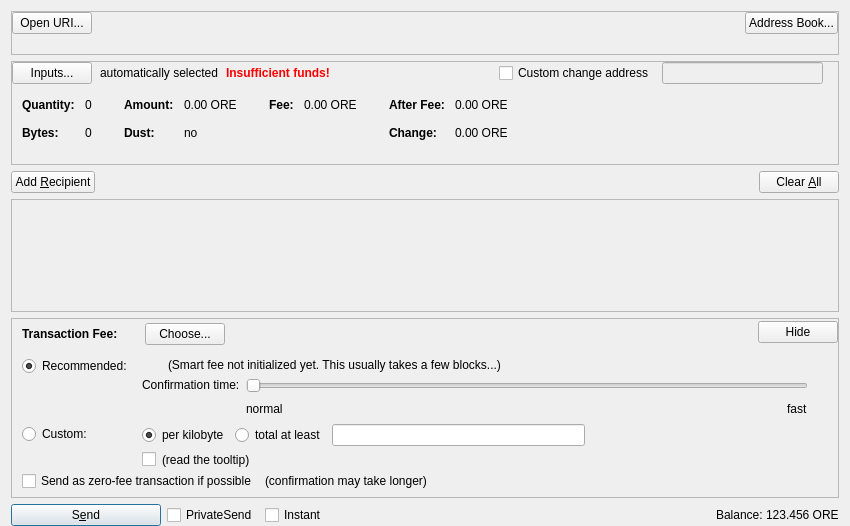
swatchie-1/hilux, file src/qt/forms/sendcoinsdialog.ui: the form before one commit.
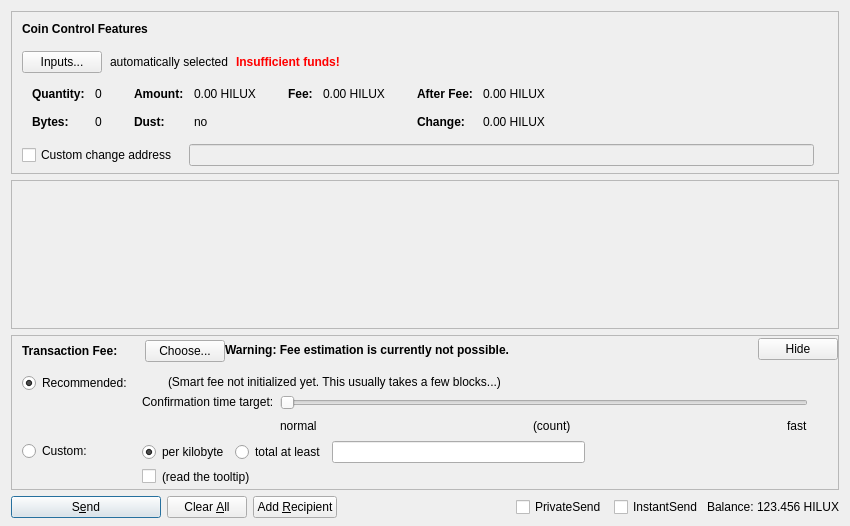
The form after the commit. Custom widgets are drawn as their Qt base class.

Diff of the .ui file:
```diff
--- a/src/qt/forms/sendcoinsdialog.ui
+++ b/src/qt/forms/sendcoinsdialog.ui
@@ -13,82 +13,10 @@
 		<property name="windowTitle">
 			<string>Send Coins</string>
 		</property>
-		<layout class="QVBoxLayout" name="verticalLayout" stretch="0,0,0,1,0,0">
+  <layout class="QVBoxLayout" name="verticalLayout" stretch="0,1,0,0">
 			<property name="bottomMargin">
-				<number>0</number>
-			</property>
-			<item>
-				<widget class="QFrame" name="frameSendTopButton">
-					<property name="sizePolicy">
-						<sizepolicy hsizetype="Expanding" vsizetype="Expanding">
-							<horstretch>0</horstretch>
-							<verstretch>0</verstretch>
-						</sizepolicy>
-					</property>
-					<property name="frameShape">
-						<enum>QFrame::StyledPanel</enum>
-					</property>
-					<property name="frameShadow">
-						<enum>QFrame::Sunken</enum>
-					</property>
-					<layout class="QHBoxLayout" name="topSendButtons">
-                        <property name="leftMargin">
-                            <number>0</number>
-                        </property>
-                        <property name="topMargin">
-                            <number>0</number>
-                        </property>
-                        <property name="rightMargin">
-                            <number>0</number>
-                        </property>
-                        <property name="bottomMargin">
-                            <number>20</number>
-                        </property>
-						<item>
-							<widget class="QPushButton" name="openURIButton">
-								<property name="toolTip">
-									<string>Open a payment request.</string>
-								</property>
-								<property name="text">
-									<string>Open URI...</string>
-								</property>
-								<property name="autoDefault">
-									<bool>false</bool>
-								</property>
-								<property name="default">
-									<bool>true</bool>
-								</property>
-							</widget>
-						</item>
-                        <item>
-                            <spacer name="horizontalSpacerWalletSecruity">
-                                <property name="orientation">
-                                    <enum>Qt::Horizontal</enum>
-                                </property>
-                                <property name="sizeHint" stdset="0">
-                                    <size>
-                                        <width>40</width>
-                                        <height>1</height>
-                                    </size>
-                                </property>
-                            </spacer>
-                        </item>
-						<item>
-							<widget class="QPushButton" name="sendingAddressesButton">
-								<property name="toolTip">
-									<string>Clear all fields of the form.</string>
-								</property>
-								<property name="text">
-									<string>Address Book...</string>
-								</property>
-								<property name="autoDefault">
-									<bool>false</bool>
-								</property>
-							</widget>
-						</item>
-					</layout>
-				</widget>
-			</item>
+    <number>8</number>
+   </property>
 			<item>
 				<widget class="QFrame" name="frameCoinControl">
 					<property name="sizePolicy">
@@ -123,14 +51,48 @@
 							<number>0</number>
 						</property>
 						<property name="bottomMargin">
-							<number>8</number>
+       <number>6</number>
 						</property>
 						<item>
 							<layout class="QVBoxLayout" name="verticalLayoutCoinControl" stretch="0,0,0,0,1">
 								<property name="spacing">
 									<number>0</number>
 								</property>
-								
+        <property name="leftMargin">
+         <number>10</number>
+        </property>
+        <property name="topMargin">
+         <number>10</number>
+        </property>
+        <item>
+         <layout class="QHBoxLayout" name="horizontalLayoutCoinControl1">
+          <property name="bottomMargin">
+           <number>15</number>
+          </property>
+          <item>
+           <widget class="QLabel" name="labelCoinControlFeatures">
+            <property name="sizePolicy">
+             <sizepolicy hsizetype="Preferred" vsizetype="Maximum">
+              <horstretch>0</horstretch>
+              <verstretch>0</verstretch>
+             </sizepolicy>
+            </property>
+            <property name="font">
+             <font>
+              <weight>75</weight>
+              <bold>true</bold>
+             </font>
+            </property>
+            <property name="styleSheet">
+             <string notr="true">font-weight:bold;</string>
+            </property>
+            <property name="text">
+             <string>Coin Control Features</string>
+            </property>
+           </widget>
+          </item>
+         </layout>
+        </item>
 								<item>
 									<layout class="QHBoxLayout" name="horizontalLayoutCoinControl2" stretch="0,0,0,0">
 										<property name="spacing">
@@ -194,51 +156,6 @@
 												</property>
 											</spacer>
 										</item>
-                                        	<item>
-											<widget class="QCheckBox" name="checkBoxCoinControlChange">
-												<property name="toolTip">
-													<string>If this is activated, but the change address is empty or invalid, change will be sent to a newly generated address.</string>
-												</property>
-												<property name="text">
-													<string>Custom change address</string>
-												</property>
-											</widget>
-										</item>
-										<item>
-											<widget class="QValidatedLineEdit" name="lineEditCoinControlChange">
-												<property name="enabled">
-													<bool>false</bool>
-												</property>
-												<property name="sizePolicy">
-													<sizepolicy hsizetype="Expanding" vsizetype="Fixed">
-														<horstretch>0</horstretch>
-														<verstretch>0</verstretch>
-													</sizepolicy>
-												</property>
-											</widget>
-										</item>
-										<item>
-											<widget class="QLabel" name="labelCoinControlChangeLabel">
-												<property name="sizePolicy">
-													<sizepolicy hsizetype="Preferred" vsizetype="Expanding">
-														<horstretch>0</horstretch>
-														<verstretch>0</verstretch>
-													</sizepolicy>
-												</property>
-												<property name="minimumSize">
-													<size>
-														<width>0</width>
-														<height>0</height>
-													</size>
-												</property>
-												<property name="text">
-													<string/>
-												</property>
-												<property name="margin">
-													<number>3</number>
-												</property>
-											</widget>
-										</item>
 									</layout>
 								</item>
 								<item>
@@ -407,7 +324,7 @@
 																		<enum>Qt::ActionsContextMenu</enum>
 																	</property>
 																	<property name="text">
-																		<string notr="true">0.00 ORE</string>
+                  <string notr="true">0.00 HILUX</string>
 																	</property>
 																	<property name="textInteractionFlags">
 																		<set>Qt::LinksAccessibleByMouse|Qt::TextSelectableByKeyboard|Qt::TextSelectableByMouse</set>
@@ -487,7 +404,7 @@
 																		<enum>Qt::ActionsContextMenu</enum>
 																	</property>
 																	<property name="text">
-																		<string notr="true">0.00 ORE</string>
+                  <string notr="true">0.00 HILUX</string>
 																	</property>
 																	<property name="textInteractionFlags">
 																		<set>Qt::LinksAccessibleByMouse|Qt::TextSelectableByKeyboard|Qt::TextSelectableByMouse</set>
@@ -538,7 +455,7 @@
 																		<enum>Qt::ActionsContextMenu</enum>
 																	</property>
 																	<property name="text">
-																		<string notr="true">0.00 ORE</string>
+                  <string notr="true">0.00 HILUX</string>
 																	</property>
 																	<property name="textInteractionFlags">
 																		<set>Qt::LinksAccessibleByMouse|Qt::TextSelectableByKeyboard|Qt::TextSelectableByMouse</set>
@@ -567,7 +484,7 @@
 																		<enum>Qt::ActionsContextMenu</enum>
 																	</property>
 																	<property name="text">
-																		<string notr="true">0.00 ORE</string>
+                  <string notr="true">0.00 HILUX</string>
 																	</property>
 																	<property name="textInteractionFlags">
 																		<set>Qt::LinksAccessibleByMouse|Qt::TextSelectableByKeyboard|Qt::TextSelectableByMouse</set>
@@ -595,7 +512,51 @@
 										<property name="rightMargin">
 											<number>5</number>
 										</property>
-									
+          <item>
+           <widget class="QCheckBox" name="checkBoxCoinControlChange">
+            <property name="toolTip">
+             <string>If this is activated, but the change address is empty or invalid, change will be sent to a newly generated address.</string>
+            </property>
+            <property name="text">
+             <string>Custom change address</string>
+            </property>
+           </widget>
+          </item>
+          <item>
+           <widget class="QValidatedLineEdit" name="lineEditCoinControlChange">
+            <property name="enabled">
+             <bool>false</bool>
+            </property>
+            <property name="sizePolicy">
+             <sizepolicy hsizetype="Expanding" vsizetype="Fixed">
+              <horstretch>0</horstretch>
+              <verstretch>0</verstretch>
+             </sizepolicy>
+            </property>
+           </widget>
+          </item>
+          <item>
+           <widget class="QLabel" name="labelCoinControlChangeLabel">
+            <property name="sizePolicy">
+             <sizepolicy hsizetype="Preferred" vsizetype="Expanding">
+              <horstretch>0</horstretch>
+              <verstretch>0</verstretch>
+             </sizepolicy>
+            </property>
+            <property name="minimumSize">
+             <size>
+              <width>0</width>
+              <height>0</height>
+             </size>
+            </property>
+            <property name="text">
+             <string/>
+            </property>
+            <property name="margin">
+             <number>3</number>
+            </property>
+           </widget>
+          </item>
 									</layout>
 								</item>
 								<item>
@@ -616,55 +577,6 @@
 					</layout>
 				</widget>
 			</item>
-            <item>
-                <layout class="QHBoxLayout">
-                    <item>
-                        <widget class="QPushButton" name="addButton">
-                            <property name="toolTip">
-                                <string>Send to multiple recipients at once</string>
-                            </property>
-                            <property name="text">
-                                <string>Add &amp;Recipient</string>
-                            </property>
-                            <property name="autoDefault">
-                                <bool>false</bool>
-                            </property>
-                        </widget>
-                    </item>
-                    <item>
-						<spacer name="horizontalSpacer">
-							<property name="orientation">
-								<enum>Qt::Horizontal</enum>
-							</property>
-							<property name="sizeHint" stdset="0">
-								<size>
-									<width>40</width>
-									<height>20</height>
-								</size>
-							</property>
-						</spacer>
-					</item>
-                    <item>
-                        <widget class="QPushButton" name="clearButton">
-                            <property name="sizePolicy">
-                                <sizepolicy hsizetype="Minimum" vsizetype="Fixed">
-                                    <horstretch>0</horstretch>
-                                    <verstretch>0</verstretch>
-                                </sizepolicy>
-                            </property>
-                            <property name="toolTip">
-                                <string>Clear all fields of the form.</string>
-                            </property>
-                            <property name="text">
-                                <string>Clear &amp;All</string>
-                            </property>
-                            <property name="autoDefault">
-                                <bool>false</bool>
-                            </property>
-                        </widget>
-                    </item>
-                </layout>
-            </item>
 			<item>
 				<widget class="QScrollArea" name="scrollArea">
 					<property name="widgetResizable">
@@ -676,7 +588,7 @@
 								<x>0</x>
 								<y>0</y>
 								<width>830</width>
-								<height>69</height>
+        <height>104</height>
 							</rect>
 						</property>
 						<layout class="QVBoxLayout" name="verticalLayout_2" stretch="0,1">
@@ -847,11 +759,33 @@
 												</item>
 											</layout>
 										</item>
+          <item>
+           <widget class="QLabel" name="fallbackFeeWarningLabel">
+            <property name="toolTip">
+             <string>Using the fallbackfee can result in sending a transaction that will take several hours or days (or never) to confirm. Consider choosing your fee manually or wait until your have validated the complete chain.</string>
+            </property>
+            <property name="font">
+            <font>
+                <weight>75</weight>
+                <bold>true</bold>
+            </font>
+            </property>
+            <property name="text">
+             <string>Warning: Fee estimation is currently not possible.</string>
+            </property>
+            <property name="wordWrap">
+             <bool>false</bool>
+            </property>
+           </widget>
+          </item>
 										<item>
 											<spacer name="horizontalSpacer_4">
 												<property name="orientation">
 													<enum>Qt::Horizontal</enum>
 												</property>
+            <property name="sizeType">
+             <enum>QSizePolicy::MinimumExpanding</enum>
+            </property>
 												<property name="sizeHint" stdset="0">
 													<size>
 														<width>40</width>
@@ -1119,7 +1053,7 @@
 																			<item>
 																				<widget class="QLabel" name="labelSmartFee3">
 																					<property name="text">
-																						<string>Confirmation time:</string>
+                      <string>Confirmation time target:</string>
 																					</property>
 																					<property name="margin">
 																						<number>2</number>
@@ -1152,7 +1086,7 @@
 																						<number>0</number>
 																					</property>
 																					<property name="maximum">
-																						<number>24</number>
+                      <number>23</number>
 																					</property>
 																					<property name="pageStep">
 																						<number>1</number>
@@ -1183,6 +1117,26 @@
 																							</property>
 																						</widget>
 																					</item>
+                     <item>
+                      <spacer name="horizontalSpacer_7">
+                       <property name="orientation">
+                        <enum>Qt::Horizontal</enum>
+                       </property>
+                       <property name="sizeHint" stdset="0">
+                        <size>
+                         <width>40</width>
+                         <height>20</height>
+                        </size>
+                       </property>
+                      </spacer>
+                     </item>
+                     <item>
+                      <widget class="QLabel" name="confirmationTargetLabel">
+                       <property name="text">
+                        <string notr="true">(count)</string>
+                       </property>
+                      </widget>
+                     </item>
 																					<item>
 																						<spacer name="horizontalSpacer_3">
 																							<property name="orientation">
@@ -1226,59 +1180,6 @@
 													</item>
 												</layout>
 											</item>
-											<item>
-												<layout class="QHBoxLayout" name="horizontalLayoutFee5" stretch="0,0,0">
-													<property name="spacing">
-														<number>8</number>
-													</property>
-													<property name="bottomMargin">
-														<number>4</number>
-													</property>
-													<item>
-														<widget class="QCheckBox" name="checkBoxFreeTx">
-															<property name="text">
-																<string>Send as zero-fee transaction if possible</string>
-															</property>
-														</widget>
-													</item>
-													<item>
-														<widget class="QLabel" name="labelFreeTx">
-															<property name="text">
-																<string>(confirmation may take longer)</string>
-															</property>
-															<property name="margin">
-																<number>5</number>
-															</property>
-														</widget>
-													</item>
-													<item>
-														<spacer name="horizontalSpacerFee5">
-															<property name="orientation">
-																<enum>Qt::Horizontal</enum>
-															</property>
-															<property name="sizeHint" stdset="0">
-																<size>
-																	<width>1</width>
-																	<height>1</height>
-																</size>
-															</property>
-														</spacer>
-													</item>
-												</layout>
-											</item>
-											<item>
-												<spacer name="verticalSpacerFee2">
-													<property name="orientation">
-														<enum>Qt::Vertical</enum>
-													</property>
-													<property name="sizeHint" stdset="0">
-														<size>
-															<width>1</width>
-															<height>1</height>
-														</size>
-													</property>
-												</spacer>
-											</item>
 										</layout>
 									</widget>
 								</item>
@@ -1302,18 +1203,6 @@
 			</item>
 			<item>
 				<layout class="QHBoxLayout" name="horizontalLayout">
-                    <property name="leftMargin">
-                        <number>0</number>
-                    </property>
-                    <property name="topMargin">
-                        <number>0</number>
-                    </property>
-                    <property name="rightMargin">
-                        <number>0</number>
-                    </property>
-                    <property name="bottomMargin">
-                        <number>0</number>
-                    </property>
 					<item>
 						<widget class="QPushButton" name="sendButton">
 							<property name="minimumSize">
@@ -1336,6 +1225,51 @@
 							</property>
 						</widget>
 					</item>
+     <item>
+      <widget class="QPushButton" name="clearButton">
+       <property name="sizePolicy">
+        <sizepolicy hsizetype="Minimum" vsizetype="Fixed">
+         <horstretch>0</horstretch>
+         <verstretch>0</verstretch>
+        </sizepolicy>
+       </property>
+       <property name="toolTip">
+        <string>Clear all fields of the form.</string>
+       </property>
+       <property name="text">
+        <string>Clear &amp;All</string>
+       </property>
+       <property name="autoDefault">
+        <bool>false</bool>
+       </property>
+      </widget>
+     </item>
+     <item>
+      <widget class="QPushButton" name="addButton">
+       <property name="toolTip">
+        <string>Send to multiple recipients at once</string>
+       </property>
+       <property name="text">
+        <string>Add &amp;Recipient</string>
+       </property>
+       <property name="autoDefault">
+        <bool>false</bool>
+       </property>
+      </widget>
+     </item>
+     <item>
+      <spacer name="horizontalSpacer">
+       <property name="orientation">
+        <enum>Qt::Horizontal</enum>
+       </property>
+       <property name="sizeHint" stdset="0">
+        <size>
+         <width>40</width>
+         <height>20</height>
+        </size>
+       </property>
+      </spacer>
+     </item>
 					<item>
 						<layout class="QHBoxLayout" name="horizontalLayout_2">
 							<property name="spacing">
@@ -1369,30 +1303,10 @@
 										</size>
 									</property>
 									<property name="text">
-										<string>Instant</string>
+          <string>InstantSend</string>
 									</property>
 								</widget>
 							</item>
-                        </layout>
-                    </item>
-					<item>
-						<spacer name="horizontalSpacer">
-							<property name="orientation">
-								<enum>Qt::Horizontal</enum>
-							</property>
-							<property name="sizeHint" stdset="0">
-								<size>
-									<width>40</width>
-									<height>20</height>
-								</size>
-							</property>
-						</spacer>
-					</item>
-					<item>
-						<layout class="QHBoxLayout" name="horizontalLayout_2">
-							<property name="spacing">
-								<number>3</number>
-							</property>
 							<item>
 								<widget class="QLabel" name="label">
 									<property name="text">
@@ -1412,7 +1326,7 @@
 										<cursorShape>IBeamCursor</cursorShape>
 									</property>
 									<property name="text">
-										<string notr="true">123.456 ORE</string>
+          <string notr="true">123.456 HILUX</string>
 									</property>
 									<property name="textInteractionFlags">
 										<set>Qt::LinksAccessibleByMouse|Qt::TextSelectableByKeyboard|Qt::TextSelectableByMouse</set>
```
Left out of the diff: 10 changed lines with no effect on the pictures. Lines whose indentation alone changed are shown as unchanged.
